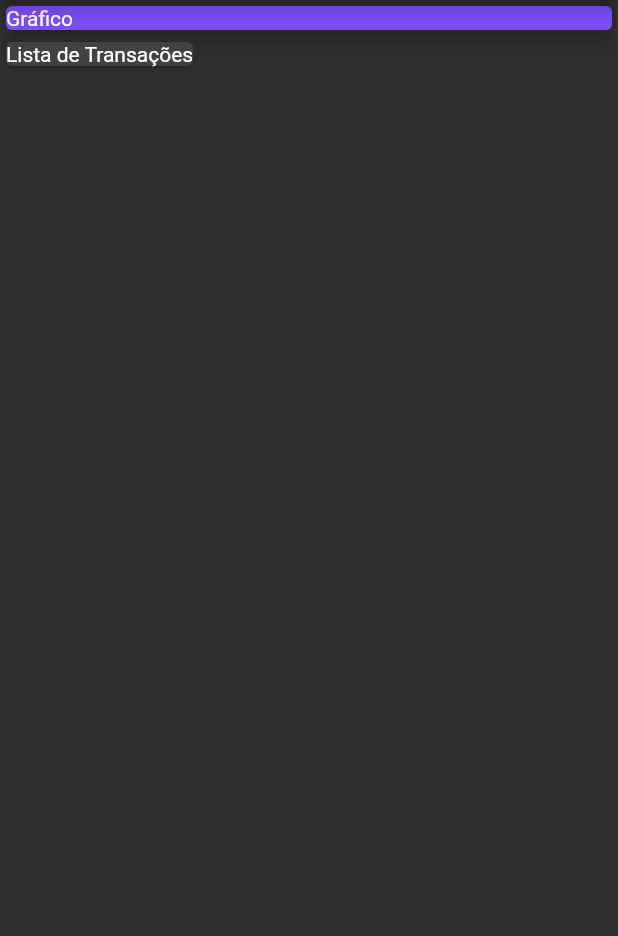
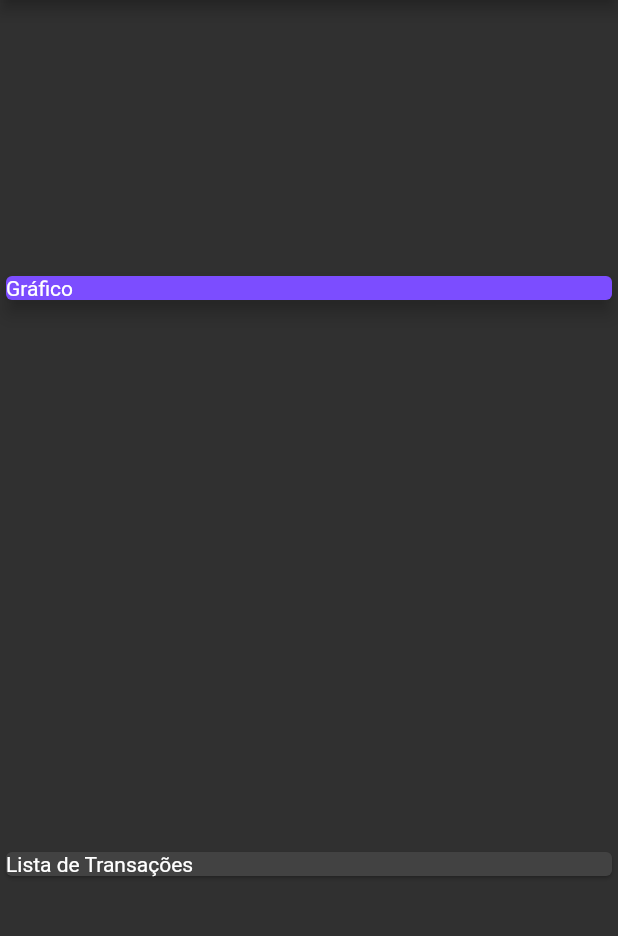
Before and after one commit to da0hn/despesas-pessoais, a Flutter app: the screen it shows after launch, on a phone screen of 412 x 824 dp, the part 84-1020 px from its top. Run offline on Flutter 3.47's test engine with Material 2 defaults, Android fonts, the phone set to English and light mode, and no system bars.

Commit message:
wip: altera alinhamento dos Cards

```diff
--- a/lib/main.dart
+++ b/lib/main.dart
@@ -22,10 +22,10 @@ class HomePage extends StatelessWidget {
         title: Text('Despesas Pessoais'),
       ),
       body: Column(
-        crossAxisAlignment: CrossAxisAlignment.start,
+        mainAxisAlignment: MainAxisAlignment.spaceAround,
+        crossAxisAlignment: CrossAxisAlignment.stretch,
         children: <Widget>[
           Container(
-            width: double.infinity,
             child: Card(
               color: Colors.deepPurpleAccent,
               elevation: 5,
```
